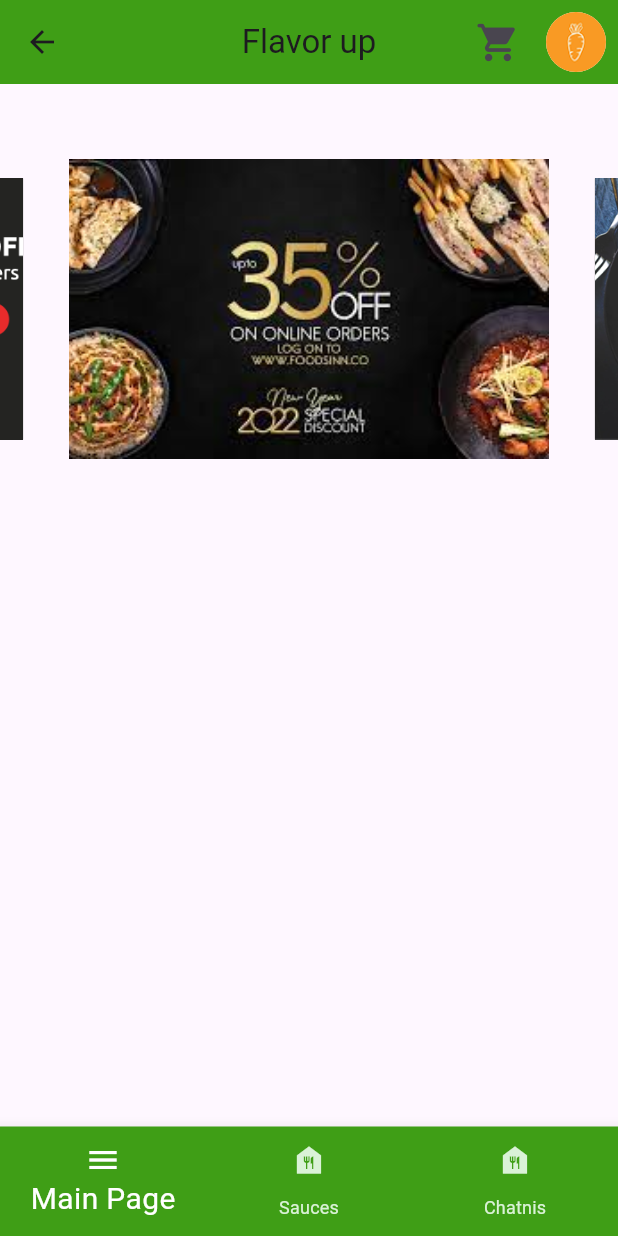
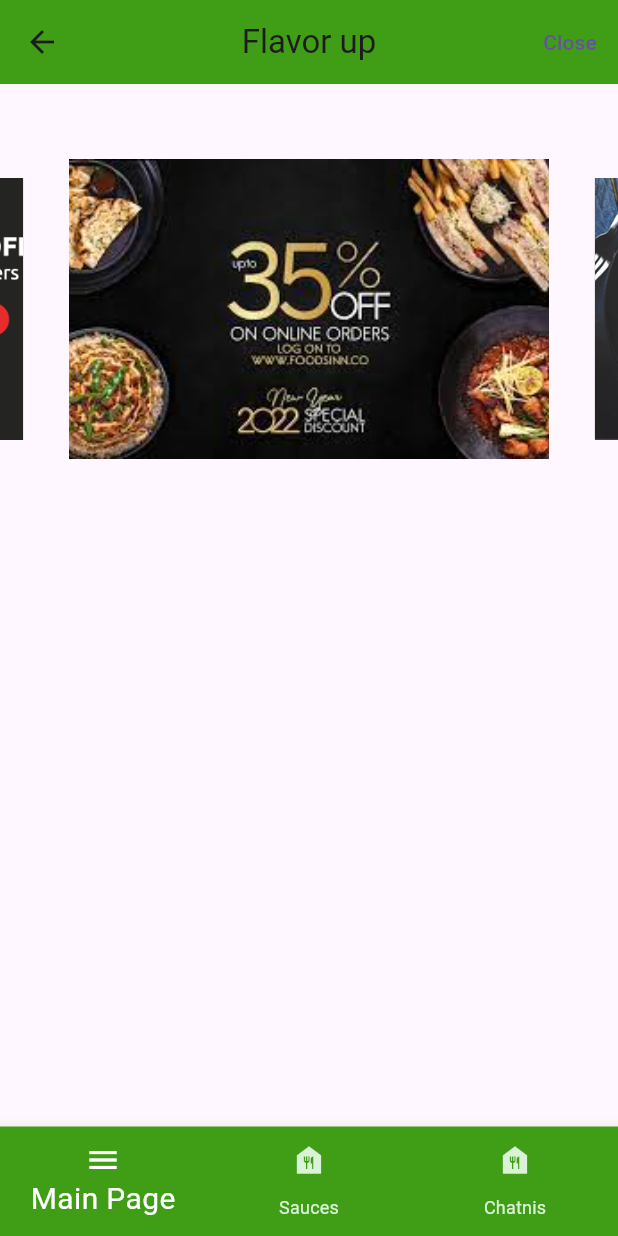
Before and after one commit to hassansultankhan/store, a Flutter app: the navigationScreen screen opened directly, on a phone screen of 412 x 824 dp. Run offline on Flutter 3.47's test engine with Material 3 defaults, Android fonts, the phone set to English and light mode, and no system bars; drawn by our look-alikes of carousel_slider; our stand-ins replace cloud_firestore, firebase_auth, firebase_core, fluttertoast, google_sign_in, shared_preferences and 1 more; accounts and stored records are empty.

Commit message:
01/02/24

```diff
--- a/lib/Cart/checkOut.dart
+++ b/lib/Cart/checkOut.dart
@@ -125,7 +125,8 @@ class _CheckOutState extends State<CheckOut> {
                     children: [
                       TextFormField(
                         controller: fullNameController,
-                        decoration: InputDecoration(labelText: 'Full Name'),
+                        decoration: const InputDecoration(labelText: 'Full Name',
+                        ),
                         validator: (value) {
                           if (value == null || value.isEmpty) {
                             return 'Please enter your full name';
--- a/lib/navigationScreen.dart
+++ b/lib/navigationScreen.dart
@@ -38,8 +38,14 @@ class _navigationScreenState extends State<navigationScreen> {
     Cat1(),
   ];
   int selectedCat = 0;
+
+  // Define cartItems list
+  List<CartItem> cartItems = [];
+
   @override
   Widget build(BuildContext context) {
+
+
     // Set the status bar color here
     SystemChrome.setSystemUIOverlayStyle(const SystemUiOverlayStyle(
       statusBarColor: Color.fromARGB(
@@ -62,38 +68,43 @@ class _navigationScreenState extends State<navigationScreen> {
                     (route) => false);
               }),
           actions: [
-            IconButton(
+  // Check if cartItems list is not empty
+  if (cartItems.isNotEmpty)
+    Center(
+      child: ElevatedButton(
         onPressed: () {
-                // Show added cart items in AlertDialog  XXXXXXXXXXXXX
-
-                showCartItems();
-              },
-              icon: const Icon(
-                Icons.shopping_cart_rounded,
-                size: 30,
+          Navigator.push(
+            context,
+            MaterialPageRoute(
+              builder: (context) => CheckOut(
+                displayName: widget.displayName,
+                email: widget.email,
               ),
             ),
-            IconButton(
-              onPressed: () {
-                Future.delayed(Duration.zero, () {
-                  showDialog(
-                    context: context,
-                    builder: (context) => showCredentials(
-                        widget.displayName, widget.email, widget.photoUrl),
           );
-                });
         },
-              icon: CircleAvatar(
-                radius: 20,
-                child: ClipOval(
-                  child: widget.photoUrl.startsWith("http")
-                      ? Image.network(widget.photoUrl)
-                      : Image.asset('assets/images/Carrot_icon.png'),
+        style: ElevatedButton.styleFrom(
+          padding: EdgeInsets.symmetric(horizontal: 12, vertical: 8),
+          backgroundColor: const Color.fromARGB(255, 63, 158, 22),
         ),
-                backgroundColor: Colors.white,
+        child: const Row(
+          mainAxisSize: MainAxisSize.min,
+          children: [
+            Text('Check Out', style: TextStyle(fontSize: 14)),
+            SizedBox(width: 8),
+            Icon(Icons.shopping_bag, size: 20),
+          ],
         ),
       ),
+    ),
+  TextButton(
+    onPressed: () {
+      Navigator.pop(context); // Close the AlertDialog
+    },
+    child: const Text('Close'),
+  ),
 ],
+
         ),
         body: SizedBox(
           //set size of sized box to maximum size of screen
```
Lines whose indentation alone changed are shown as unchanged.
